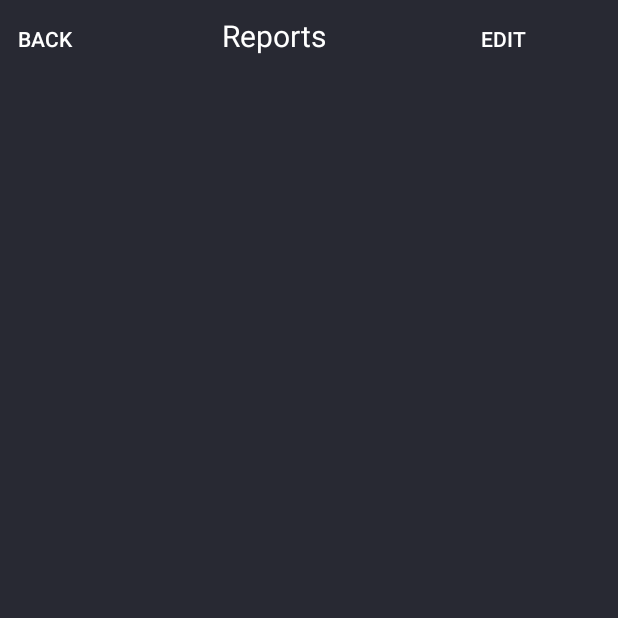
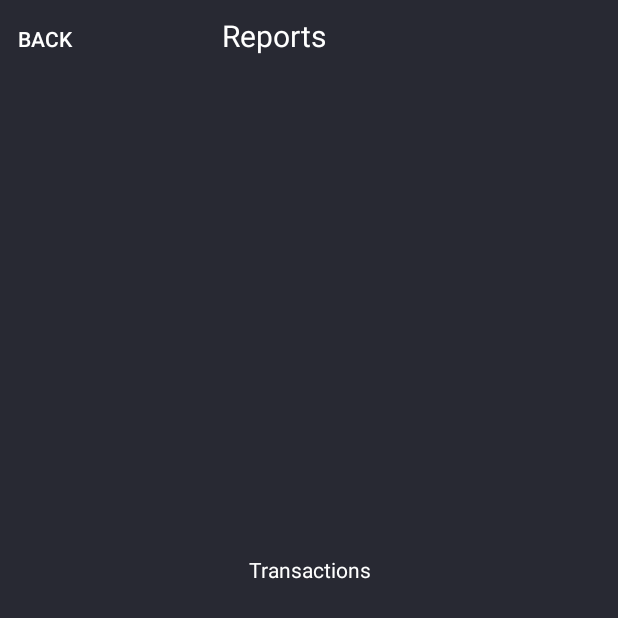
Before and after one commit to thisisaish/FinanceTracker, an Android app: the layout activity_reports.xml on its own in the app's theme, with its tools: preview values and no code run, on a phone screen of 412 x 824 dp. Shown: the top 618 px of the screen. Run offline under Robolectric (Android 15) with nearby library versions, the phone set to English and light mode, and no system bars.

Commit message:
graph view added for random values

```diff
--- a/app/src/main/res/layout/activity_main.xml
+++ b/app/src/main/res/layout/activity_main.xml
@@ -53,7 +53,8 @@
                     android:text="TextView"
                     android:textColor="#ffffff"
                     android:textAlignment="center"
-                    android:paddingTop="15dp"/>
+                    android:paddingTop="15dp"
+                    android:gravity="center_horizontal" />
 
                 <ListView
                     android:id="@+id/itemsList"
--- a/app/src/main/res/layout/activity_reports.xml
+++ b/app/src/main/res/layout/activity_reports.xml
@@ -1,9 +1,10 @@
 <?xml version="1.0" encoding="utf-8"?>
 <LinearLayout xmlns:android="http://schemas.android.com/apk/res/android"
-    android:id = "@+id/reports"
-    android:orientation="vertical" android:layout_width="match_parent"
+    android:id="@+id/reports"
+    android:layout_width="match_parent"
     android:layout_height="match_parent"
-    android:background="@color/colorPrimaryDark">
+    android:background="@color/colorPrimaryDark"
+    android:orientation="vertical">
 
     <LinearLayout
         android:layout_width="match_parent"
@@ -14,29 +15,43 @@
             android:id="@+id/button"
             android:layout_width="44dp"
             android:layout_height="50dp"
+            android:layout_marginLeft="7dp"
             android:background="@color/transparent"
             android:text="Back"
-            android:textColor="@color/textColor"
-            android:layout_marginLeft="7dp"/>
+            android:textColor="@color/textColor" />
 
         <TextView
             android:layout_width="262dp"
             android:layout_height="match_parent"
+            android:gravity="center_horizontal"
+            android:paddingTop="10dp"
+            android:text="Reports"
+            android:textAlignment="center"
             android:textColor="@color/textColor"
-            android:text="Reports"
-            android:textSize="20sp"
-            android:paddingTop="10dp"
-            android:textAlignment="center"/>
+            android:textSize="20sp" />
 
-        <Button
-            android:id="@+id/editButton"
-            android:layout_width="44dp"
-            android:layout_height="wrap_content"
-            android:background="@color/transparent"
-            android:text="Edit"
-            android:textColor="@color/textColor"/>
 
     </LinearLayout>
 
+    <FrameLayout
+        android:id="@+id/graphView"
+        android:layout_width="match_parent"
+        android:layout_height="300dp"
+        android:layout_marginTop="10dp"/>
+
+    <TextView
+        android:layout_width="match_parent"
+        android:layout_height="wrap_content"
+        android:gravity="center_horizontal"
+        android:paddingTop="10dp"
+        android:text="Transactions"
+        android:textAlignment="center"
+        android:textColor="@color/textColor" />
+
+    <ListView
+        android:id="@+id/transactions"
+        android:layout_width="match_parent"
+        android:layout_height="250dp"
+        android:orientation="vertical" />
 
 </LinearLayout>
```
Also changed, not shown: app/src/main/java/sample/example/com/financetracker/ReportsActivity.java (+34 -7 lines), gradle/wrapper/gradle-wrapper.properties.
